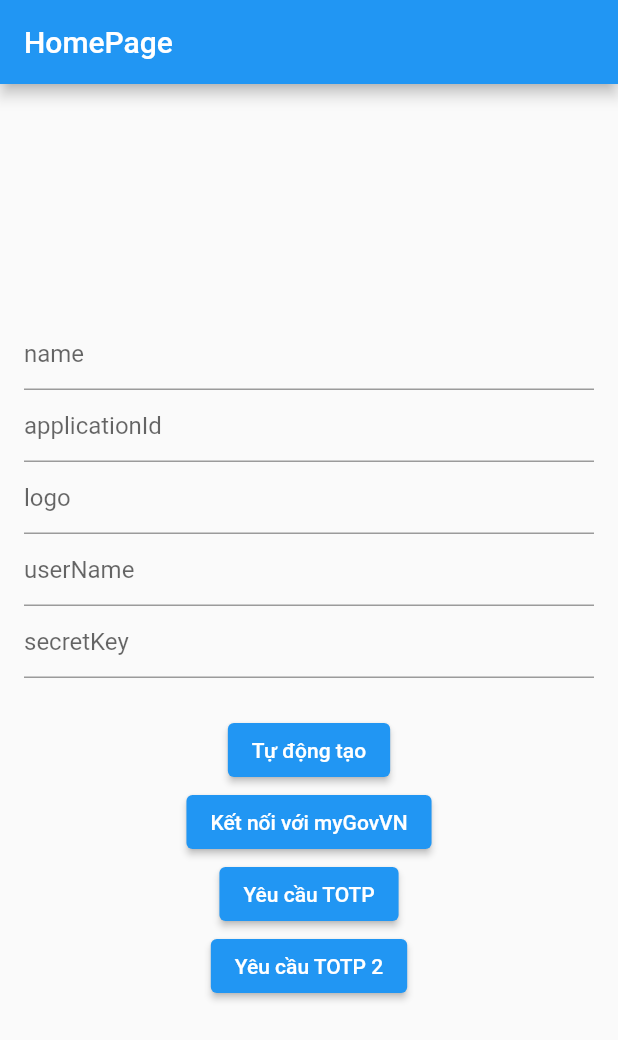
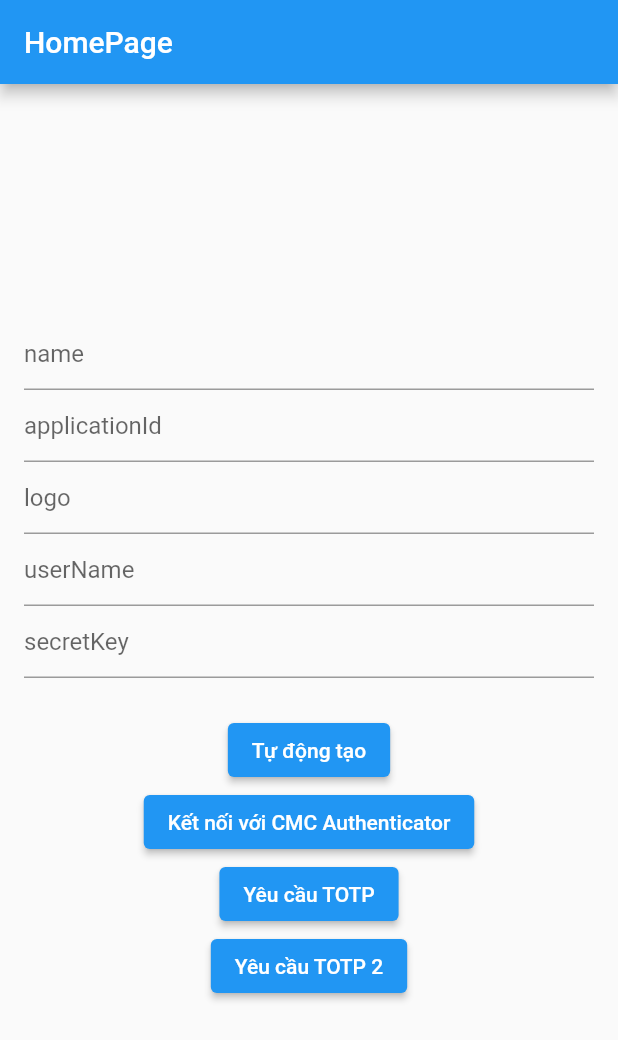
Before and after one commit to daoan1412/edocman_demo, a Flutter app: the screen it shows after launch, on a phone screen of 412 x 824 dp. Shown: the top 1040 px of the screen. Run offline on Flutter 3.47's test engine with Material 2 defaults, Android fonts, the phone set to English and light mode, and no system bars; our stand-ins replace dio, faker, get, uni_links; missing offline and left inert: base32.

Commit message:
fix android

```diff
--- a/lib/app/modules/home/page.dart
+++ b/lib/app/modules/home/page.dart
@@ -74,7 +74,7 @@ class HomePage extends GetView<HomeController> {
                       })));
                       launch("totp://totp.com/registerTotp?data=$data");
                     },
-                    child: Text("Kết nối với myGovVN"),
+                    child: Text("Kết nối với CMC Authenticator"),
                   ),
                   ElevatedButton(
                     onPressed: () async {
```
Also changed, not shown: 1 other file.
